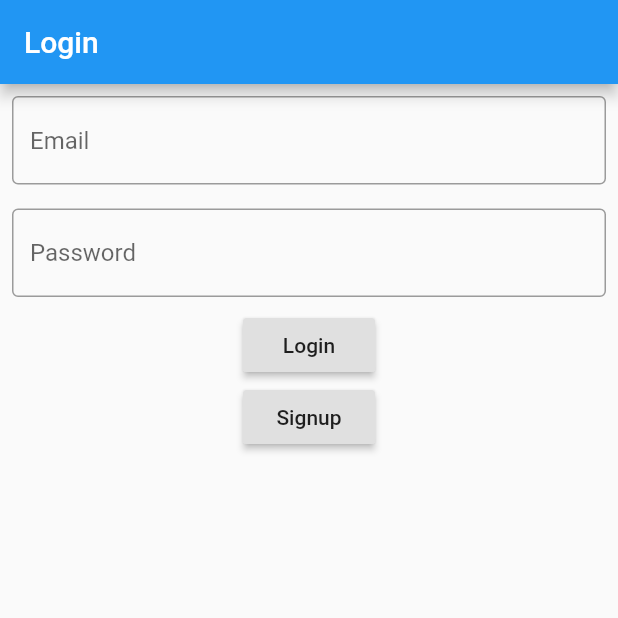
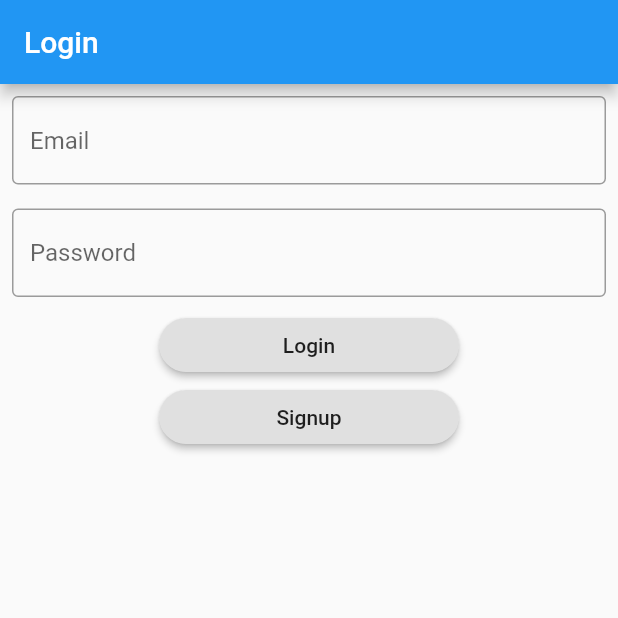
Before and after one commit to jonahbard/Modulate, a Flutter app: the screen it shows after launch, on a phone screen of 412 x 824 dp, the top half of it. Run offline on Flutter 3.47's test engine with Material 2 defaults, Android fonts, the phone set to English and light mode, and no system bars; our stand-ins replace cloud_firestore, firebase_auth, firebase_core; accounts and stored records are empty.

Commit message:
login.dart

```diff
--- a/lib/screens/login.dart
+++ b/lib/screens/login.dart
@@ -53,12 +53,17 @@ class _LoginScreenState extends State<LoginScreen> {
                   },
                 ),
               ),
-              RaisedButton(
+              SizedBox(
+                width: 200,
+                child: RaisedButton(
                   child: Text("Login"),
+                  shape: RoundedRectangleBorder(
+                    borderRadius: BorderRadius.circular(20),
+                  ),
                   onPressed: () async {
                     if (_email != null || _password != null) {
-                    String result =
-                        await AuthService().signInWithEmail(_email, _password);
+                      String result = await AuthService()
+                          .signInWithEmail(_email, _password);
                       if (result == "success") {
                         Navigator.push(
                             context,
@@ -72,8 +77,14 @@ class _LoginScreenState extends State<LoginScreen> {
                     }
                   },
                 ),
-              RaisedButton(
+              ),
+              SizedBox(
+                width: 200,
+                child: RaisedButton(
                   child: Text("Signup"),
+                  shape: RoundedRectangleBorder(
+                    borderRadius: BorderRadius.circular(20),
+                  ),
                   onPressed: () {
                     AuthService().signUpWithEmail(_email, _password);
                     Navigator.push(
@@ -82,6 +93,7 @@ class _LoginScreenState extends State<LoginScreen> {
                             builder: (BuildContext context) => Home()));
                   },
                 ),
+              ),
             ],
           )),
     );
```
Lines whose indentation alone changed are shown as unchanged.
